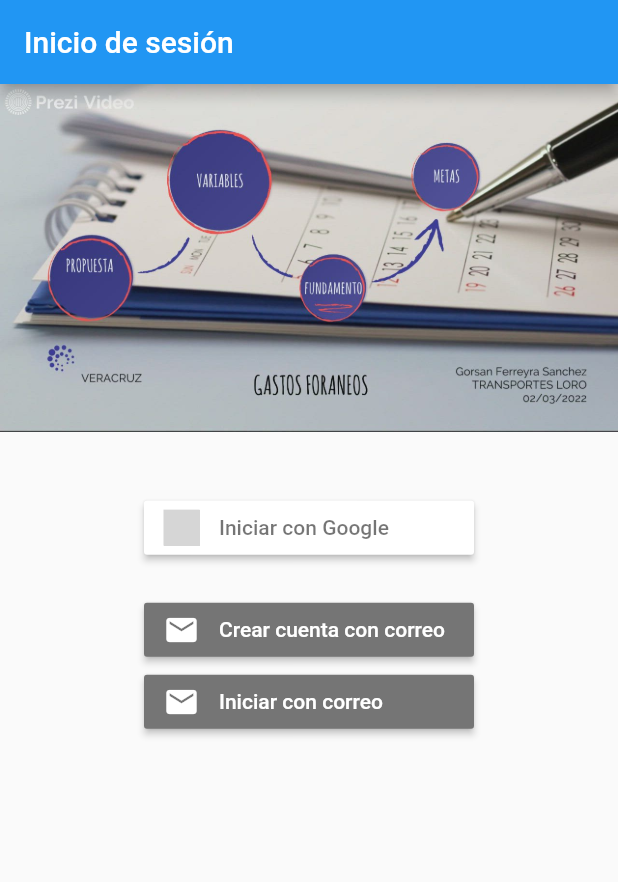
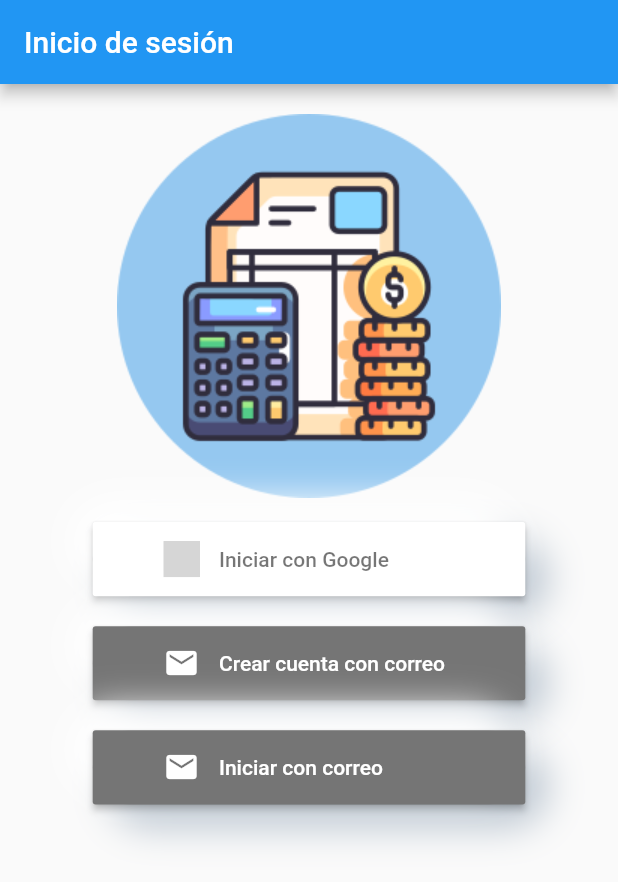
Before and after one commit to usaginotsuki/gastos_foraneo, a Flutter app: the screen it shows after launch, on a phone screen of 412 x 824 dp. Shown: the top 882 px of the screen. Run offline on Flutter 3.47's test engine with Material 2 defaults, Android fonts, the phone set to English and light mode, and no system bars; our stand-ins replace cloud_firestore, firebase_auth, firebase_core, flutter_signin_button, google_sign_in, shared_preferences and 1 more; accounts and stored records are empty; grey boxes are pictures that could not be loaded.

Commit message:
Cambios en el diseño login Screen

```diff
--- a/lib/src/pages/login.page.dart
+++ b/lib/src/pages/login.page.dart
@@ -4,7 +4,6 @@ import 'package:flutter/material.dart';
 import 'package:flutter_signin_button/flutter_signin_button.dart';
 import 'package:gastos_foraneo/src/services/auth.services.dart';
 import 'dart:developer' as dev;
-
 
 class LoginPage extends StatefulWidget {
   const LoginPage({Key? key}) : super(key: key);
@@ -26,29 +25,106 @@ class _LoginPageState extends State<LoginPage> {
           child: Column(
             mainAxisAlignment: MainAxisAlignment.center,
             children: [
-              Image.asset('assets/gastos.jpg'),
-              const SizedBox(height: 40),
-              SignInButton(Buttons.Google, text: 'Iniciar con Google',
+              const Padding(padding: EdgeInsets.only(top: 20.0)),
+              Image.asset('assets/presupuesto7.png'),
+              const Padding(padding: EdgeInsets.only(top: 16.0)),
+              SizedBox(
+                height: MediaQuery.of(context).size.height * 0.06,
+                width: MediaQuery.of(context).size.width * 0.7,
+                child: Container(
+                  decoration: BoxDecoration(
+                      color: Theme.of(context).dividerColor,
+                      borderRadius: BorderRadius.circular(64.0),
+                      boxShadow: <BoxShadow>[
+                        BoxShadow(
+                          offset: const Offset(13.0, 13.0),
+                          color: const Color.fromARGB(255, 56, 89, 122)
+                              .withOpacity(0.3),
+                          spreadRadius: 3.0,
+                          blurRadius: 20.0,
+                        ),
+                        const BoxShadow(
+                          offset: Offset(-12.0, -12.0),
+                          color: Colors.white,
+                          spreadRadius: 3.0,
+                          blurRadius: 20.0,
+                        ),
+                      ]),
+                  child: SignInButton(
+                    Buttons.Google,
+                    text: 'Iniciar con Google',
                     onPressed: () {
                       dev.log("Iniciar con Google");
                       auth.loginWithGoogle();
-              }),
-              const SizedBox(height: 20),
-              SignInButton(
+                    },
+                  ),
+                ),
+              ),
+              const Padding(padding: EdgeInsets.only(top: 20.0)),
+              SizedBox(
+                height: MediaQuery.of(context).size.height * 0.06,
+                width: MediaQuery.of(context).size.width * 0.7,
+                child: Container(
+                  decoration: BoxDecoration(
+                      color: Theme.of(context).dividerColor,
+                      borderRadius: BorderRadius.circular(64.0),
+                      boxShadow: <BoxShadow>[
+                        BoxShadow(
+                          offset: const Offset(13.0, 13.0),
+                          color: const Color.fromARGB(255, 56, 89, 122)
+                              .withOpacity(0.3),
+                          spreadRadius: 3.0,
+                          blurRadius: 20.0,
+                        ),
+                        const BoxShadow(
+                          offset: Offset(-12.0, -12.0),
+                          color: Colors.white,
+                          spreadRadius: 3.0,
+                          blurRadius: 20.0,
+                        ),
+                      ]),
+                  child: SignInButton(
                     Buttons.Email,
                     text: 'Crear cuenta con correo',
                     onPressed: () {
                       emailSignUp(context);
                     },
                   ),
-              SignInButton(
+                ),
+              ),
+              const Padding(padding: EdgeInsets.only(top: 20.0)),
+              SizedBox(
+                height: MediaQuery.of(context).size.height * 0.06,
+                width: MediaQuery.of(context).size.width * 0.7,
+                child: Container(
+                  decoration: BoxDecoration(
+                    color: Theme.of(context).dividerColor,
+                    borderRadius: BorderRadius.circular(64.0),
+                    boxShadow: <BoxShadow>[
+                      BoxShadow(
+                        offset: const Offset(13.0, 13.0),
+                        color: const Color.fromARGB(255, 56, 89, 122)
+                            .withOpacity(0.3),
+                        spreadRadius: 3.0,
+                        blurRadius: 20.0,
+                      ),
+                      const BoxShadow(
+                        offset: Offset(-12.0, -12.0),
+                        color: Colors.white,
+                        spreadRadius: 3.0,
+                        blurRadius: 20.0,
+                      ),
+                    ],
+                  ),
+                  child: SignInButton(
                     Buttons.Email,
                     text: 'Iniciar con correo',
                     onPressed: () {
                       emailSignIn(context);
                     },
                   ),
-
+                ),
+              ),
             ],
           ),
         ),
@@ -125,10 +201,9 @@ emailSignUp(context) {
               onPressed: () {
                 if (formKey.currentState!.validate()) {
                   dev.log("Validado");
-                  auth.signUpWithEmail(email.text.trim(), password.text.trim(), context);
-
+                  auth.signUpWithEmail(
+                      email.text.trim(), password.text.trim(), context);
                 }
-
               },
               child: const Text('Ok'),
             ),
@@ -205,7 +280,8 @@ emailSignIn(context) {
               onPressed: () {
                 if (formKey.currentState!.validate()) {
                   dev.log("Validado");
-                  auth.loginWithEmail(email.text.trim(), password.text.trim(), context);
+                  auth.loginWithEmail(
+                      email.text.trim(), password.text.trim(), context);
                 }
               },
               child: const Text('Ok'),
@@ -214,3 +290,38 @@ emailSignIn(context) {
         );
       });
 }
+
+class NeumorphicButton extends StatelessWidget {
+  @override
+  Widget build(BuildContext context) {
+    return Container(
+      width: 300.0,
+      height: 300.0,
+      decoration: BoxDecoration(
+        color: Color(0xFFE6EFFD),
+        borderRadius: BorderRadius.circular(64.0),
+        boxShadow: <BoxShadow>[
+          BoxShadow(
+            offset: Offset(12.0, 12.0),
+            color: Color(0xFFA2B4C6).withOpacity(0.3),
+            spreadRadius: 3.0,
+            blurRadius: 20.0,
+          ),
+          BoxShadow(
+            offset: Offset(-12.0, -12.0),
+            color: Colors.white,
+            spreadRadius: 3.0,
+            blurRadius: 20.0,
+          ),
+        ],
+      ),
+      child: Center(
+        child: Icon(
+          Icons.favorite_border,
+          color: Colors.red[400],
+          size: 150.0,
+        ),
+      ),
+    );
+  }
+}
```
Also changed, not shown: lib/src/pages/home_page.dart (+2 -5 lines), lib/src/pages/prueba.dart (added, +48 -0 lines), assets/presupuesto.png (added), assets/presupuesto2.png (added), assets/presupuesto3.png (added), assets/presupuesto4.png (added), assets/presupuesto5.png (added), assets/presupuesto6.png (added), assets/presupuesto7.png (added), pubspec.lock, 2 other files. Lines whose indentation alone changed are shown as unchanged.
